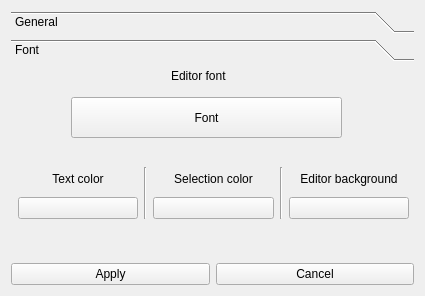
Old version of the form settings.ui in the repository Rufaim/QNotePad.
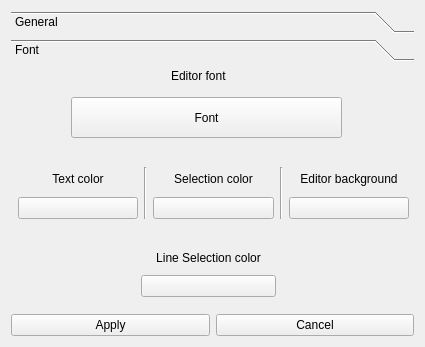
New version of the form. The open tabs and pages were chosen to show the change.

Commit message: highlight selection color changed

What changed in the file:
```diff
--- a/settings.ui
+++ b/settings.ui
@@ -7,7 +7,7 @@
     <x>0</x>
     <y>0</y>
     <width>425</width>
-    <height>296</height>
+    <height>347</height>
    </rect>
   </property>
   <property name="windowTitle">
@@ -89,7 +89,7 @@
         <x>0</x>
         <y>0</y>
         <width>407</width>
-        <height>183</height>
+        <height>234</height>
        </rect>
       </property>
       <attribute name="label">
@@ -210,6 +210,38 @@
         </item>
        </layout>
       </widget>
+      <widget class="QWidget" name="">
+       <property name="geometry">
+        <rect>
+         <x>130</x>
+         <y>180</y>
+         <width>135</width>
+         <height>50</height>
+        </rect>
+       </property>
+       <layout class="QVBoxLayout" name="verticalLayout_6">
+        <item>
+         <widget class="QLabel" name="label_6">
+          <property name="text">
+           <string>Line Selection color</string>
+          </property>
+          <property name="alignment">
+           <set>Qt::AlignCenter</set>
+          </property>
+         </widget>
+        </item>
+        <item>
+         <widget class="QPushButton" name="lineSelectionColorPushButton">
+          <property name="enabled">
+           <bool>true</bool>
+          </property>
+          <property name="text">
+           <string/>
+          </property>
+         </widget>
+        </item>
+       </layout>
+      </widget>
      </widget>
     </widget>
    </item>
```
Left out of the diff: 6 changed lines with no effect on the pictures. The commit also changes 2 other files.
